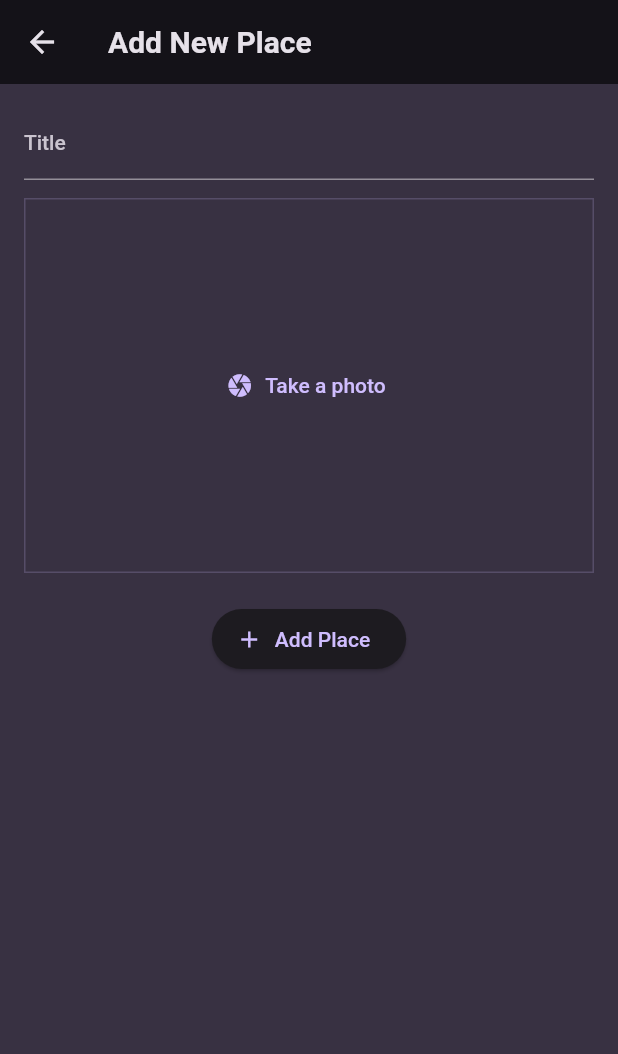
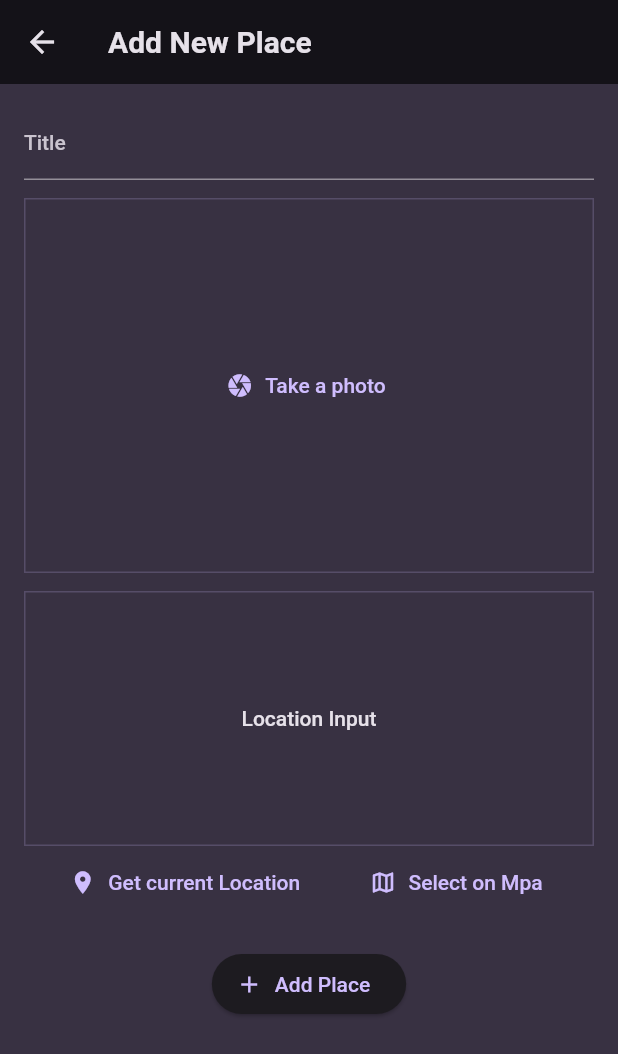
Before and after one commit to Junichi-Machii/flutter_app_faborite001, a Flutter app: the AddPlaceScreen screen opened directly, on a phone screen of 412 x 824 dp. Shown: the top 1054 px of the screen. Run offline on Flutter 3.47's test engine with Material 2 defaults, Android fonts, the phone set to English and light mode, and no system bars; our stand-ins replace flutter_riverpod, google_fonts, image_picker, location.

Commit message:
#12 google maps API Geocoding API スナップショット表示

```diff
--- a/lib/models/place.dart
+++ b/lib/models/place.dart
@@ -3,10 +3,26 @@ import 'package:uuid/uuid.dart';
 
 const uuid = Uuid();
 
+class PlaceLocation {
+  const PlaceLocation({
+    required this.latitude,
+    required this.longitude,
+    required this.address,
+  });
+  final double latitude;
+  final double longitude;
+  final String address;
+}
+
 class Place {
-  Place({required this.title, required this.image}) : id = uuid.v4();
+  Place({
+    required this.title,
+    required this.image,
+    // required this.location,
+  }) : id = uuid.v4();
 
   final String id;
   final String title;
   final File image;
+  // final PlaceLocation location;
 }
--- a/lib/screens/add_place.dart
+++ b/lib/screens/add_place.dart
@@ -2,7 +2,9 @@ import 'dart:io';
 import 'package:flutter/material.dart';
 import 'package:flutter_appl_favorite_places/providers/user_plases.dart';
 import 'package:flutter_appl_favorite_places/widgets/image_input.dart';
+import 'package:flutter_appl_favorite_places/widgets/location_input.dart';
 import 'package:flutter_riverpod/flutter_riverpod.dart';
+import 'package:location/location.dart';
 
 class AddPlaceScreen extends ConsumerStatefulWidget {
   const AddPlaceScreen({super.key});
@@ -61,6 +63,8 @@ class _AddPlaceScreenState extends ConsumerState<AddPlaceScreen> {
                 _selectedImage = image;
               },
             ),
+            const SizedBox(height: 12),
+            LocationInput(),
             const SizedBox(height: 20),
             ElevatedButton.icon(
               onPressed: _savePlace,
--- /dev/null
+++ b/lib/widgets/location_input.dart
@@ -0,0 +1,133 @@
+import 'dart:convert';
+
+import 'package:flutter/material.dart';
+
+import 'package:location/location.dart';
+import 'package:http/http.dart' as http;
+
+import 'package:flutter_appl_favorite_places/models/place.dart';
+
+class LocationInput extends StatefulWidget {
+  const LocationInput({super.key});
+
+  @override
+  State<LocationInput> createState() => _LocationInputState();
+}
+
+class _LocationInputState extends State<LocationInput> {
+  PlaceLocation? _pickedLocation;
+  var _isGettingLocation = false;
+
+  String get locationImage {
+    if (_pickedLocation == null) {
+      return '';
+    }
+    final lat = _pickedLocation!.latitude;
+    final lng = _pickedLocation!.longitude;
+    return 'https://maps.googleapis.com/maps/api/staticmap?center$lat,$lng=&zoom=16&size=600x300&maptype=roadmap&markers=color:red%7Clabel:A%7C$lat,$lng&key=AIzaSyC7pb1kY8YehpclaCUrZEGUys8DYroNEBA';
+  }
+
+  void _getCurrentLocation() async {
+    Location location = Location();
+
+    bool serviceEnabled;
+    PermissionStatus permissionGranted;
+    LocationData locationData;
+
+    serviceEnabled = await location.serviceEnabled();
+    if (!serviceEnabled) {
+      serviceEnabled = await location.requestService();
+      if (!serviceEnabled) {
+        return;
+      }
+    }
+
+    permissionGranted = await location.hasPermission();
+    if (permissionGranted == PermissionStatus.denied) {
+      permissionGranted = await location.requestPermission();
+      if (permissionGranted != PermissionStatus.granted) {
+        return;
+      }
+    }
+
+    setState(() {
+      _isGettingLocation = true;
+    });
+
+    locationData = await location.getLocation();
+    final lat = locationData.latitude;
+    final long = locationData.longitude;
+
+    if (lat == null || long == null) {
+      return;
+    }
+
+    final url = Uri.parse(
+        'https://maps.googleapis.com/maps/api/geocode/json?latlng=$lat,$long&key=AIzaSyC7pb1kY8YehpclaCUrZEGUys8DYroNEBA');
+    final response = await http.get(url);
+    final resDate = json.decode(response.body);
+    final address = resDate['results'][0]['formatted_address'];
+
+    setState(() {
+      _pickedLocation =
+          PlaceLocation(latitude: lat, longitude: long, address: address);
+      _isGettingLocation = false;
+    });
+  }
+
+  @override
+  Widget build(BuildContext context) {
+    Widget previewContent = Text(
+      'Location Input',
+      textAlign: TextAlign.center,
+      style: Theme.of(context).textTheme.bodyLarge!.copyWith(
+            color: Theme.of(context).colorScheme.onBackground,
+          ),
+    );
+
+    if (_pickedLocation != null) {
+      previewContent = Image.network(
+        locationImage,
+        fit: BoxFit.cover,
+        width: double.infinity,
+        height: double.infinity,
+      );
+    }
+
+    if (_isGettingLocation) {
+      previewContent = CircularProgressIndicator();
+    }
+
+    return Column(
+      children: [
+        Container(
+          height: 170,
+          width: double.infinity,
+          alignment: Alignment.center,
+          decoration: BoxDecoration(
+            border: Border.all(
+              width: 1,
+              color: Theme.of(context).colorScheme.primary.withOpacity(0.2),
+            ),
+          ),
+          child: previewContent,
+        ),
+        Row(
+          mainAxisAlignment: MainAxisAlignment.spaceEvenly,
+          children: [
+            TextButton.icon(
+              onPressed: _getCurrentLocation,
+              icon: const Icon(Icons.location_on),
+              label: const Text("Get current Location"),
+            ),
+            TextButton.icon(
+              onPressed: () {},
+              icon: const Icon(Icons.map_outlined),
+              label: const Text("Select on Mpa"),
+            ),
+          ],
+        )
+      ],
+    );
+  }
+}
--- a/pubspec.yaml
+++ b/pubspec.yaml
@@ -39,6 +39,8 @@ dependencies:
   uuid: ^3.0.7
   flutter_riverpod: ^2.3.7
   image_picker: ^1.0.2
+  location: ^5.0.3
+  http: ^1.1.0
 
 dev_dependencies:
   flutter_test:
```
Also changed, not shown: pubspec.lock, 6 other files.
